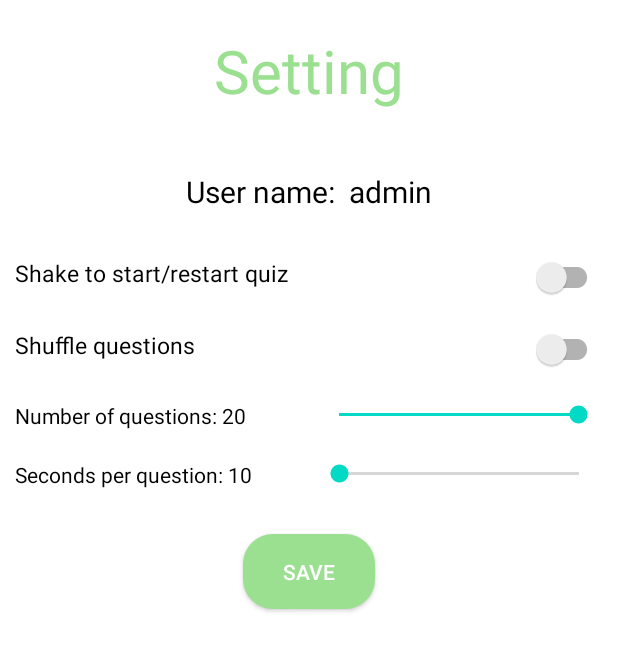
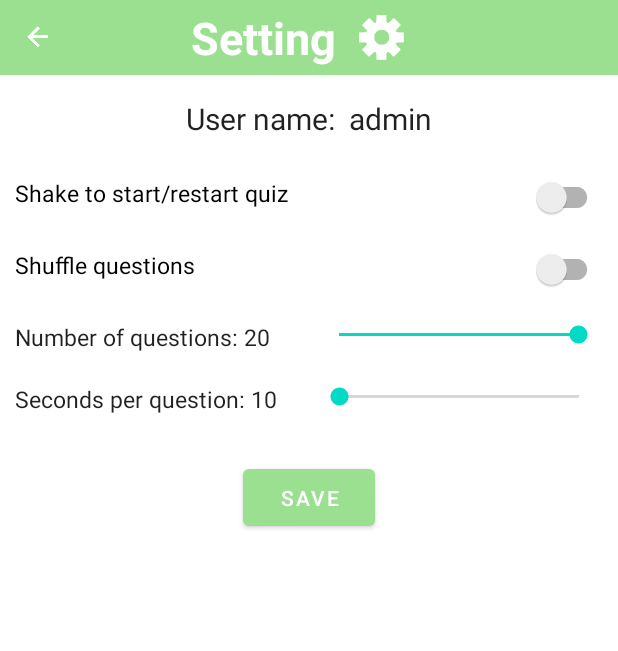
Before and after one commit to HoangAnhNguyen269/EducationalGameV1, an Android app: the SettingActivity screen opened directly, with no data from a screen before it, on a phone screen of 412 x 824 dp. Shown: the top 651 px of the screen. Run offline under Robolectric (Android 15) with nearby library versions, the phone set to English and light mode, and no system bars.

Commit message:
fix setting UI: dark mode, backbutton

```diff
--- a/app/src/main/java/au/edu/jcu/learn/cp3406/practical/educationalgamev1/SettingActivity.java
+++ b/app/src/main/java/au/edu/jcu/learn/cp3406/practical/educationalgamev1/SettingActivity.java
@@ -12,7 +12,9 @@ import android.database.sqlite.SQLiteOpenHelper;
 import android.os.Bundle;
 import android.util.Log;
 import android.view.View;
+import android.widget.Button;
 import android.widget.CompoundButton;
+import android.widget.ImageView;
 import android.widget.SeekBar;
 import android.widget.TextView;
 import android.widget.Toast;
@@ -30,7 +32,9 @@ public class SettingActivity extends AppCompatActivity implements UserNameDialog
     SeekBar secsPerQuesSeekbar;
     TextView secsPerQuesSeekbarLabel;
 
-    AppCompatButton settingSaveButton;
+    Button settingSaveButton;
+
+    ImageView backMainBtn;
 
 
     String userName;
@@ -130,6 +134,14 @@ public class SettingActivity extends AppCompatActivity implements UserNameDialog
             @Override
             public void onClick(View v) {
                 saveSettingOnDataBase();
+            }
+        });
+        //back btn
+        backMainBtn = findViewById(R.id.setting_back_to_main_btn);
+        backMainBtn.setOnClickListener(new View.OnClickListener() {
+            @Override
+            public void onClick(View v) {
+                onBackPressed();
             }
         });
 
--- a/app/src/main/res/layout/activity_setting.xml
+++ b/app/src/main/res/layout/activity_setting.xml
@@ -12,13 +12,45 @@
         android:layout_height="match_parent"
         android:gravity="center_horizontal"
         android:orientation="vertical">
+        <RelativeLayout
+            android:layout_width="match_parent"
+            android:layout_height="50dp"
+            android:theme="@style/quiz_game_toolbar" >
 
-        <TextView
-            style="@style/headline"
-            android:id="@+id/high_score_label"
-            android:layout_width="wrap_content"
-            android:layout_height="wrap_content"
-            android:text="Setting" />
+            <ImageView
+                android:id="@+id/setting_back_to_main_btn"
+                android:layout_width="20dp"
+                android:layout_height="20dp"
+                android:layout_centerVertical="true"
+                android:layout_marginStart="15dp"
+                android:src="@drawable/baseline_arrow_back_white_20" />
+
+            <LinearLayout
+                android:layout_width="wrap_content"
+                android:layout_height="wrap_content"
+                android:layout_centerInParent="true"
+                android:gravity="center">
+
+                <TextView
+                    android:layout_width="wrap_content"
+                    android:layout_height="wrap_content"
+                    android:text="Setting"
+                    android:textColor="@color/white"
+                    android:textSize="30sp"
+                    android:textStyle="bold" />
+
+                <ImageView
+                    android:layout_width="30dp"
+                    android:layout_height="30dp"
+                    android:layout_alignParentEnd="true"
+                    android:layout_margin="15dp"
+                    android:src="@drawable/setting_setting_icon" />
+            </LinearLayout>
+
+
+
+        </RelativeLayout>
+
 
         <TextView
             android:id="@+id/setting_user_name"
@@ -26,9 +58,9 @@
             android:layout_width="wrap_content"
             android:layout_height="wrap_content"
             android:text="User name:  Michael Jackson"
-            android:textColor="@color/black"
             android:textSize="20dp"
-            android:layout_margin="20dp"
+            android:layout_margin="15dp"
+            style="@style/setting_row"
             />
 
         <androidx.appcompat.widget.SwitchCompat
@@ -39,7 +71,8 @@
             android:gravity="start"
             android:padding="10dp"
             android:textSize="15sp"
-            android:checked="true"/>
+            android:checked="true"
+            />
 
         <androidx.appcompat.widget.SwitchCompat
             android:id="@+id/shuffle_questions_switch"
@@ -60,7 +93,9 @@
                 android:layout_height="wrap_content"
                 android:text="Number of questions: 10"
                 android:minWidth="200dp"
-                android:textColor="@color/black"/>
+                style="@style/setting_row"
+                android:textSize="15sp"
+                />
             <SeekBar
                 android:layout_width="match_parent"
                 android:layout_height="wrap_content"
@@ -76,12 +111,14 @@
             android:orientation="horizontal"
             android:layout_margin="10dp">
             <TextView
+                style="@style/setting_row"
+                android:textSize="15sp"
                 android:id="@+id/secs_per_ques_seekbar_label"
                 android:layout_width="wrap_content"
                 android:layout_height="wrap_content"
                 android:minWidth="200dp"
                 android:text="Seconds per question: 10"
-                android:textColor="@color/black"/>
+                />
             <SeekBar
                 android:layout_width="match_parent"
                 android:layout_height="wrap_content"
@@ -91,7 +128,7 @@
                 android:id="@+id/secs_per_ques_seekbar"
                 />
         </androidx.appcompat.widget.LinearLayoutCompat>
-        <androidx.appcompat.widget.AppCompatButton
+        <Button
             android:layout_width="wrap_content"
             android:layout_height="50dp"
             android:id="@+id/setting_save_button"
@@ -99,7 +136,6 @@
             android:layout_gravity="center"
             android:textAllCaps="true"
             android:text="Save"
-            android:background="@drawable/round_green_next_button"
             android:textColor="@color/white"
             />
 
--- a/app/src/main/res/values/styles.xml
+++ b/app/src/main/res/values/styles.xml
@@ -17,6 +17,8 @@
         <item name ="android:gravity">center</item>
         <item name="android:background">@drawable/border</item>
     </style>
+    <style name="setting_row" parent="TextAppearance.AppCompat.Headline">
+    </style>
 
 
 </resources>
```
Also changed, not shown: app/src/main/res/drawable-xxhdpi/setting_setting_icon.png (added).
